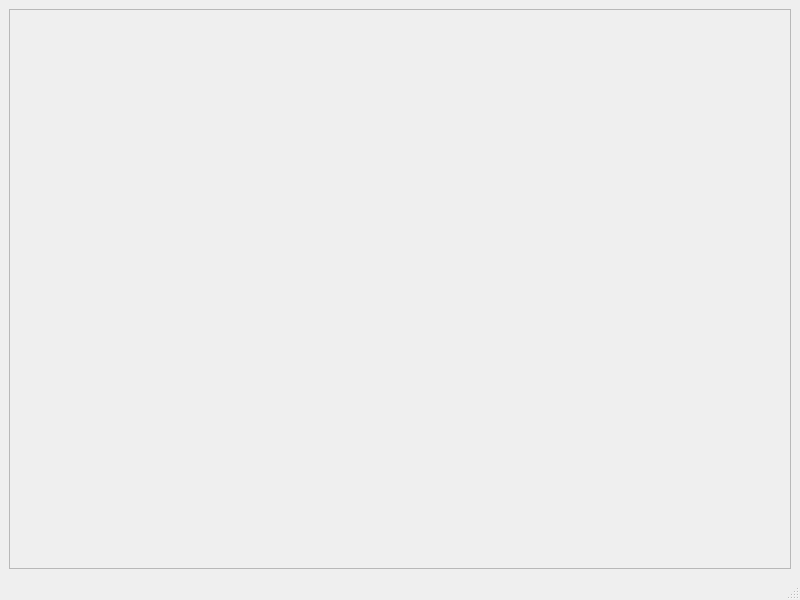
First picture: the form in sails/ui/mmck/mmckmainwindow.ui, repository metrasynth/solar-sails, before the edit.
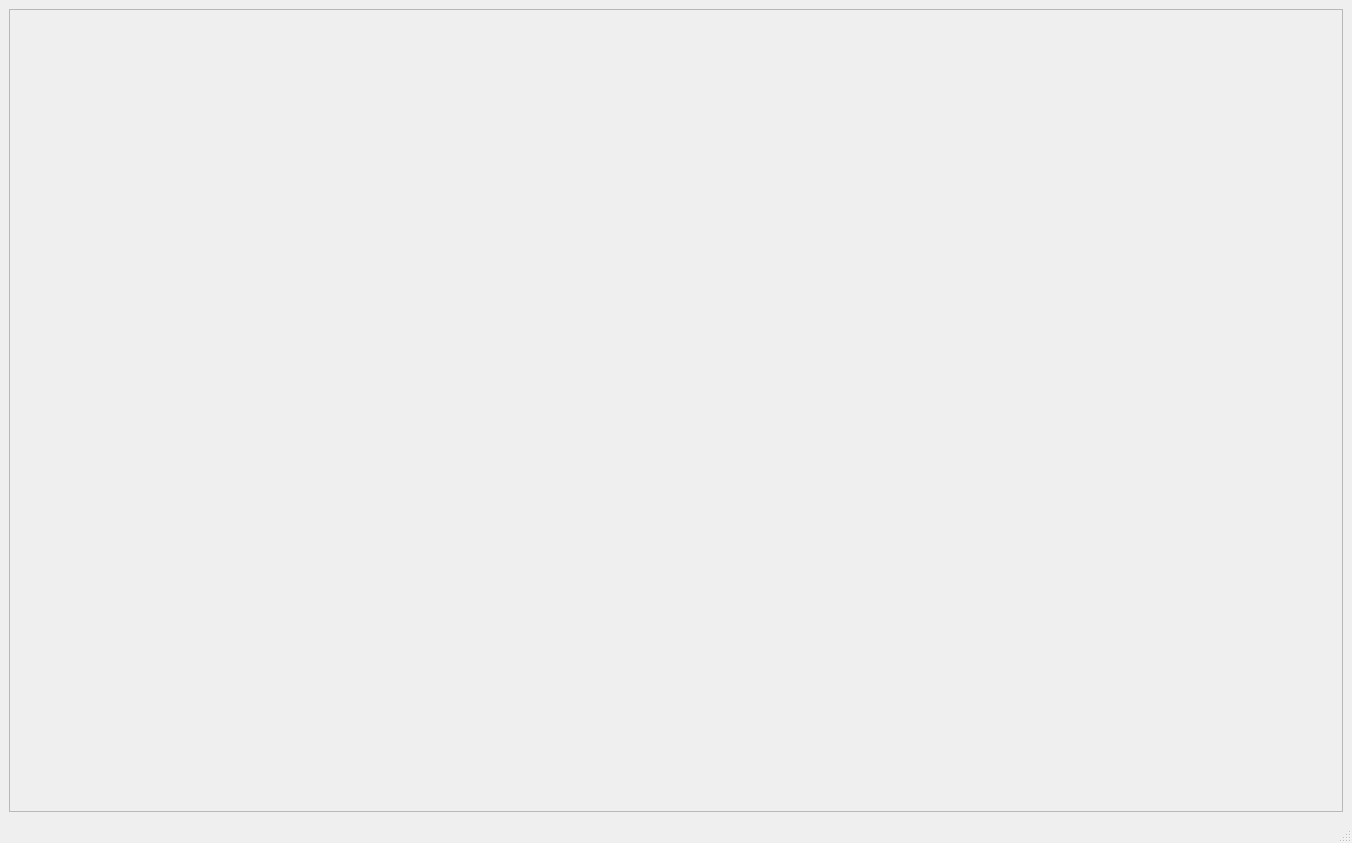
Second picture: the form after the edit.

Commit message: Add text editors, general layout, sample code to MMCK

```diff
--- a/sails/ui/mmck/mmckmainwindow.ui
+++ b/sails/ui/mmck/mmckmainwindow.ui
@@ -6,8 +6,8 @@
    <rect>
     <x>0</x>
     <y>0</y>
-    <width>800</width>
-    <height>600</height>
+    <width>1352</width>
+    <height>843</height>
    </rect>
   </property>
   <property name="windowTitle">
@@ -28,8 +28,8 @@
         <rect>
          <x>0</x>
          <y>0</y>
-         <width>774</width>
-         <height>531</height>
+         <width>1326</width>
+         <height>774</height>
         </rect>
        </property>
       </widget>
```
Left out of the diff: 2 changed lines with no effect on the pictures. The commit also changes 7 other files.
